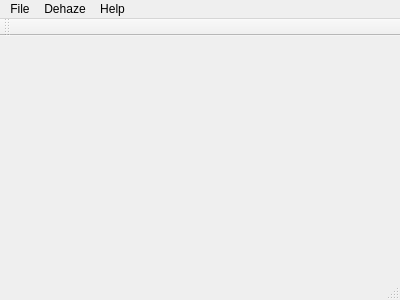
Qt form ImageProcess/mainwindow.ui (naihaishy/DIP-Applications) before a commit.
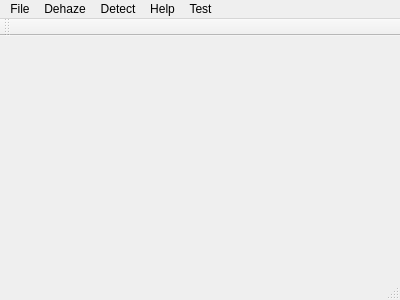
The same form after that commit. Icons and pictures are not drawn.

```diff
--- a/ImageProcess/mainwindow.ui
+++ b/ImageProcess/mainwindow.ui
@@ -59,9 +59,26 @@
     <addaction name="actionAbout"/>
     <addaction name="actionCompile_Guide"/>
    </widget>
+   <widget class="QMenu" name="menuDetect">
+    <property name="title">
+     <string>Detect</string>
+    </property>
+    <addaction name="actionDetecting"/>
+    <addaction name="actionSketching"/>
+    <addaction name="separator"/>
+    <addaction name="actionDetect_Control_Panel"/>
+   </widget>
+   <widget class="QMenu" name="menuTest">
+    <property name="title">
+     <string>Test</string>
+    </property>
+    <addaction name="actionDetect_Test"/>
+   </widget>
    <addaction name="menuOpen_O"/>
    <addaction name="menuDehaze"/>
+   <addaction name="menuDetect"/>
    <addaction name="menuHelp"/>
+   <addaction name="menuTest"/>
   </widget>
   <widget class="QToolBar" name="mainToolBar">
    <attribute name="toolBarArea">
```
Left out of the diff: 36 changed lines with no effect on the pictures.
